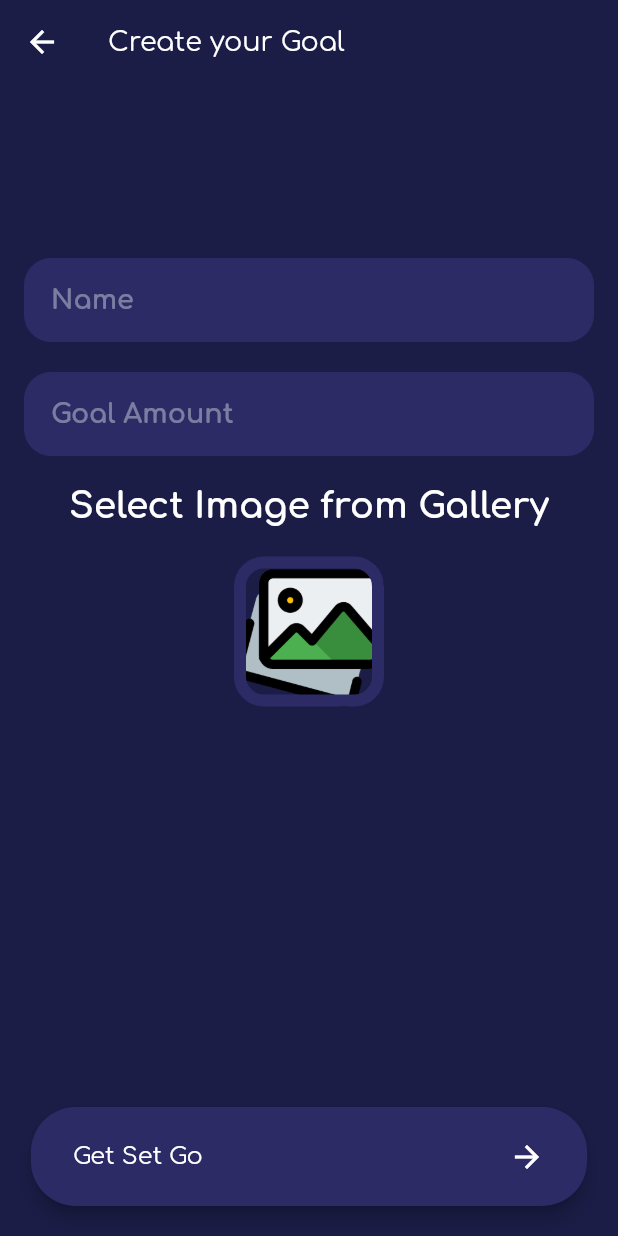
After one commit to shivams1011/nuclei_hackathon_groot, a Flutter app: the CreateGoalScreen screen opened by its route, on a phone screen of 412 x 824 dp. The commit adds this screen. Run offline on Flutter 3.47's test engine with Material 2 defaults, Android fonts, the light colour scheme and no system bars; our stand-ins replace google_fonts, image_picker.

Commit message:
create goal screen

```diff
--- a/lib/main.dart
+++ b/lib/main.dart
@@ -1,4 +1,5 @@
 import 'package:flutter/material.dart';
+import 'package:nuclei_hackathon_groot/screen/create_goal_screen/create_goal_screen.dart';
 import 'package:nuclei_hackathon_groot/screen/home_screen/home_screen.dart';
 import 'package:nuclei_hackathon_groot/screen/login_screen/login_screen.dart';
 import 'package:nuclei_hackathon_groot/screen/transaction_screen/transaction_screen.dart';
@@ -20,6 +21,7 @@ class MyApp extends StatelessWidget {
         '/':(context)=> LoginScreen(),
         '/home':(cotext) =>HomeScreen(),
         '/transaction':(context) => TransactionScreen(),
+        '/createGoal':(context) => CreateGoalScreen()
       },
     );
   }
--- /dev/null
+++ b/lib/screen/create_goal_screen/create_goal_screen.dart
@@ -0,0 +1,186 @@
+import 'dart:io';
+
+import 'package:flutter/material.dart';
+import 'package:flutter/services.dart';
+import 'package:image_picker/image_picker.dart';
+import 'package:nuclei_hackathon_groot/utils/colors_util.dart';
+import 'package:nuclei_hackathon_groot/utils/font_util.dart';
+import 'package:nuclei_hackathon_groot/utils/image_util.dart';
+
+class CreateGoalScreen extends StatefulWidget {
+  CreateGoalScreen({Key key}) : super(key: key);
+
+  @override
+  _CreateGoalScreenState createState() => _CreateGoalScreenState();
+}
+
+class _CreateGoalScreenState extends State<CreateGoalScreen> {
+  File _image;
+  final picker = ImagePicker();
+
+  @override
+  Widget build(BuildContext context) {
+    return Scaffold(
+      backgroundColor: Color(ColorsUtil.appBgColor),
+      appBar: AppBar(
+        backgroundColor: Color(ColorsUtil.appBgColor),
+        elevation: 0,
+        title: Text(
+          'Create your Goal',
+          style: FontUtil.setTextStyle(fontSize: 18.0),
+        ),
+      ),
+      body: getBodyWidget(),
+    );
+  }
+
+  Widget getBodyWidget() {
+    return Padding(
+      padding: const EdgeInsets.all(16.0),
+      child: Column(
+
+        children: [
+          SizedBox(
+            height: 100,
+          ),
+          TextFormField(
+            autofocus: false,
+            cursorHeight: 18.0,
+            cursorColor: Colors.white,
+            style: FontUtil.setTextStyle(
+                fontWeight: FontWeight.bold,
+                fontSize: 18.0,
+                fontColor: Colors.white),
+            decoration: InputDecoration(
+              filled: true,
+              fillColor: Color(ColorsUtil.fieldFillColor),
+              contentPadding: EdgeInsets.all(18.0),
+              hintText: 'Name',
+              hintStyle: FontUtil.setTextStyle(
+                  fontWeight: FontWeight.bold,
+                  fontSize: 18.0,
+                  fontColor: Colors.white38),
+              border: OutlineInputBorder(
+                borderRadius: BorderRadius.all(Radius.circular(18)),
+                borderSide: BorderSide.none,
+              ),
+            ),
+          ),
+          SizedBox(
+            height: 20.0,
+          ),
+          TextFormField(
+            autofocus: false,
+            cursorHeight: 18.0,
+            cursorColor: Colors.white,
+            style: FontUtil.setTextStyle(
+                fontWeight: FontWeight.bold,
+                fontSize: 18.0,
+                fontColor: Colors.white),
+            keyboardType: TextInputType.number,
+            inputFormatters: <TextInputFormatter>[
+              FilteringTextInputFormatter.digitsOnly
+            ], // Only numbers can be entered
+            decoration: InputDecoration(
+              filled: true,
+              fillColor: Color(ColorsUtil.fieldFillColor),
+              contentPadding: EdgeInsets.all(18.0),
+              hintText: 'Goal Amount',
+              hintStyle: FontUtil.setTextStyle(
+                  fontWeight: FontWeight.bold,
+                  fontSize: 18.0,
+                  fontColor: Colors.white38),
+              border: OutlineInputBorder(
+                borderRadius: BorderRadius.all(Radius.circular(18)),
+                borderSide: BorderSide.none,
+              ),
+            ),
+          ),
+
+
+          SizedBox(height: 20),
+          Text('Select Image from Gallery', style:  FontUtil.setTextStyle(
+            fontSize: 24.0, fontWeight: FontWeight.w800
+          ),),
+          SizedBox(height: 20),
+          InkWell(
+            onTap: () {
+              getImage();
+            },
+            child: Container(
+              height: 100,
+              width: 100,
+              decoration: BoxDecoration(
+                  border: Border.all(
+                      width: 8.0, color: Color(ColorsUtil.fieldFillColor)),
+                  image: DecorationImage(
+                    image: _image == null
+                        ? Image.asset(
+                            ImageUtils.imageGallery,
+                            height: 50,
+                            width: 50,
+                          ).image
+                        : Image.file(_image).image,
+                    fit: _image == null? null: BoxFit.fill,
+                  ),
+                  borderRadius: BorderRadius.all(Radius.circular(20.0))),
+            ),
+          ),
+
+          Expanded(child: Container()),
+          getBottomButton()
+        ],
+      ),
+    );
+  }
+
+  Future getImage() async {
+    final pickedFile = await picker.getImage(source: ImageSource.gallery);
+
+    setState(() {
+      if (pickedFile != null) {
+        _image = File(pickedFile.path);
+      } else {
+        print('No image selected.');
+      }
+    });
+  }
+
+ Widget getBottomButton() {
+    return Card(
+      color: Color(ColorsUtil.fieldFillColor),
+      elevation: 5,
+      shape: RoundedRectangleBorder(
+        borderRadius: BorderRadius.all(
+          Radius.circular(30),
+        ),
+      ),
+      child: Container(
+        width: MediaQuery.of(context).size.width * 0.90,
+        height: MediaQuery.of(context).size.height * 0.08,
+        child: Row(
+          children: [
+            Padding(
+              padding: EdgeInsets.only(
+                left: 28.0,
+              ),
+              child: Text(
+                'Get Set Go',
+                style: FontUtil.setTextStyle(),
+              ),
+            ),
+            Expanded(child: Container()),
+            Padding(
+              padding: const EdgeInsets.only(right: 28.0),
+              child: Icon(
+                Icons.arrow_forward,
+                color: Colors.white,
+              ),
+            )
+          ],
+        ),
+      ),
+    );
+  }
+
+}
--- a/lib/screen/home_screen/home_screen.dart
+++ b/lib/screen/home_screen/home_screen.dart
@@ -17,7 +17,7 @@ class _HomeScreenState extends State<HomeScreen> {
   @override
   Widget build(BuildContext context) {
     return Scaffold(
-      key: _scaffoldKey,
+        key: _scaffoldKey,
         backgroundColor: Color(ColorsUtil.appBgColor),
         endDrawer: Drawer(
           child: Container(
@@ -45,7 +45,6 @@ class _HomeScreenState extends State<HomeScreen> {
                   onTap: () {
                     Navigator.of(context).pop();
                     Navigator.of(context).pushNamed('/transaction');
-
                   },
                   title: Text(
                     'Transaction History',
@@ -118,10 +117,15 @@ class _HomeScreenState extends State<HomeScreen> {
               Row(
                 mainAxisAlignment: MainAxisAlignment.spaceBetween,
                 children: [
-                  showTransationCard(
-                      cardColor: ColorsUtil.fieldFillColor,
-                      title: 'Create a goal',
-                      subTitle: ''),
+                  InkWell(
+                    onTap: () {
+                      Navigator.of(context).pushNamed('/createGoal');
+                    },
+                    child: showTransationCard(
+                        cardColor: ColorsUtil.fieldFillColor,
+                        title: 'Create a goal',
+                        subTitle: ''),
+                  ),
                   showTransationCard(
                       cardColor: ColorsUtil.fieldFillColor,
                       title: 'Save/Invest',
@@ -194,10 +198,11 @@ class _HomeScreenState extends State<HomeScreen> {
     );
   }
 
-  Widget showTransationCard(
-      {@required int cardColor,
-      @required String title,
-      @required String subTitle}) {
+  Widget showTransationCard({
+    @required int cardColor,
+    @required String title,
+    @required String subTitle,
+  }) {
     return Card(
       color: Color(cardColor),
       elevation: 5,
--- a/lib/utils/image_util.dart
+++ b/lib/utils/image_util.dart
@@ -2,4 +2,6 @@ class ImageUtils {
   static String get gardiuanImage => 'assets/images/g.jpeg';
 
   static String get minorImage => 'assets/images/m.jpeg';
+
+  static String get imageGallery => 'assets/images/image_gallery.png';
 }
--- a/pubspec.yaml
+++ b/pubspec.yaml
@@ -31,6 +31,7 @@ dependencies:
   google_fonts: 1.1.2
   http: 0.12.2
   provider: 4.3.3
+  image_picker: 0.6.7+20
 
 dev_dependencies:
   flutter_test:
```
Also changed, not shown: assets/images/image_gallery.png (added), pubspec.lock, 1 other file.
